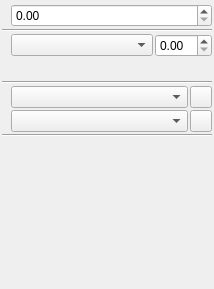
Qt form scribus/ui/propertiespalette_textbase.ui (nitramr/scribus-indigo) before a commit.
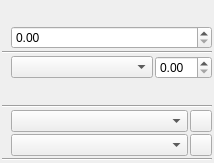
The same form after that commit. Icons and pictures are not drawn. Custom widgets are drawn as their Qt base class.

Patch:
```diff
--- a/scribus/ui/propertiespalette_textbase.ui
+++ b/scribus/ui/propertiespalette_textbase.ui
@@ -7,9 +7,15 @@
     <x>0</x>
     <y>0</y>
     <width>214</width>
-    <height>289</height>
+    <height>163</height>
    </rect>
   </property>
+  <property name="sizePolicy">
+   <sizepolicy hsizetype="MinimumExpanding" vsizetype="MinimumExpanding">
+    <horstretch>0</horstretch>
+    <verstretch>0</verstretch>
+   </sizepolicy>
+  </property>
   <property name="windowTitle">
    <string notr="true">Form</string>
   </property>
@@ -244,20 +250,11 @@
     </widget>
    </item>
    <item>
-    <layout class="QVBoxLayout" name="lyt_widgetHolder"/>
-   </item>
-   <item>
-    <spacer name="verticalSpacer">
-     <property name="orientation">
-      <enum>Qt::Vertical</enum>
+    <layout class="QVBoxLayout" name="lyt_widgetHolder" stretch="">
+     <property name="sizeConstraint">
+      <enum>QLayout::SetDefaultConstraint</enum>
      </property>
-     <property name="sizeHint" stdset="0">
-      <size>
-       <width>20</width>
-       <height>40</height>
-      </size>
-     </property>
-    </spacer>
+    </layout>
    </item>
   </layout>
  </widget>
@@ -267,17 +264,17 @@
    <extends>QDoubleSpinBox</extends>
    <header>ui/scrspinbox.h</header>
   </customwidget>
+  <customwidget>
+   <class>CharStyleComboBox</class>
+   <extends>QComboBox</extends>
+   <header>ui/spalette.h</header>
+  </customwidget>
   <customwidget>
    <class>FontComboH</class>
    <extends>QWidget</extends>
    <header>ui/fontcombo.h</header>
    <container>1</container>
   </customwidget>
-  <customwidget>
-   <class>CharStyleComboBox</class>
-   <extends>QComboBox</extends>
-   <header>ui/spalette.h</header>
-  </customwidget>
   <customwidget>
    <class>ParaStyleComboBox</class>
    <extends>QComboBox</extends>
```
